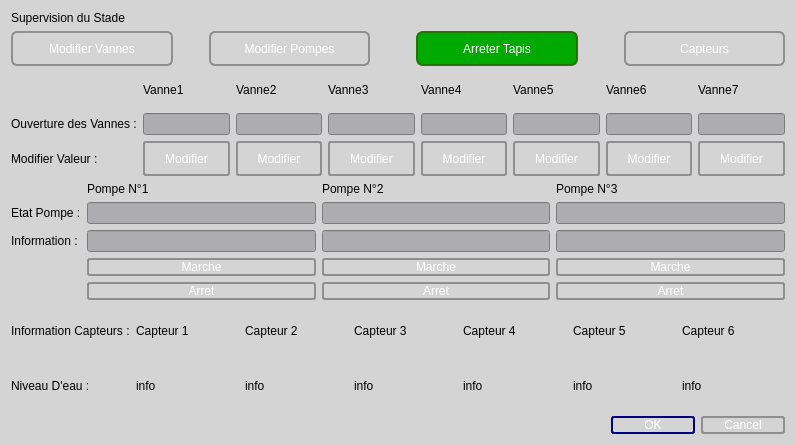
Before: the Qt Designer form supervision.ui in CalmettesT/Projet-BTS, drawn with Qt 5.
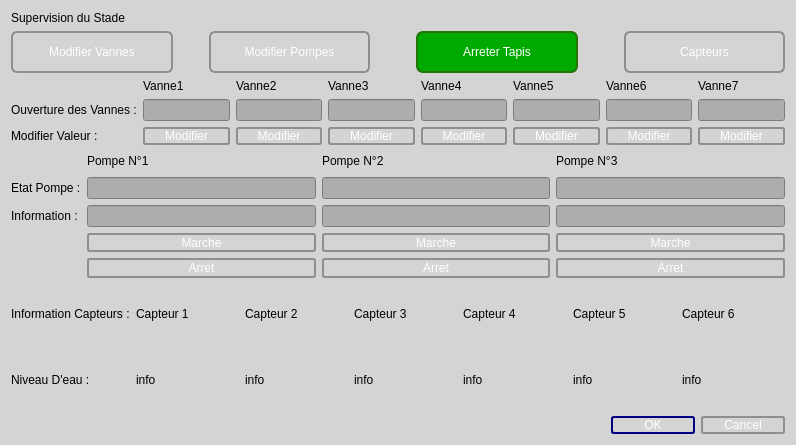
After: the same form once the commit is applied.

The edit to the form file:
```diff
--- a/supervision.ui
+++ b/supervision.ui
@@ -18,7 +18,7 @@
   </property>
   <layout class="QHBoxLayout" name="horizontalLayout_2">
    <item>
-    <layout class="QVBoxLayout" name="verticalLayout" stretch="0,1,3,3,3,2">
+    <layout class="QVBoxLayout" name="verticalLayout" stretch="0,1,0,3,3,2">
      <item>
       <widget class="QLabel" name="Titre">
        <property name="styleSheet">
```
Left out of the diff: 376 changed lines with no effect on the pictures.
